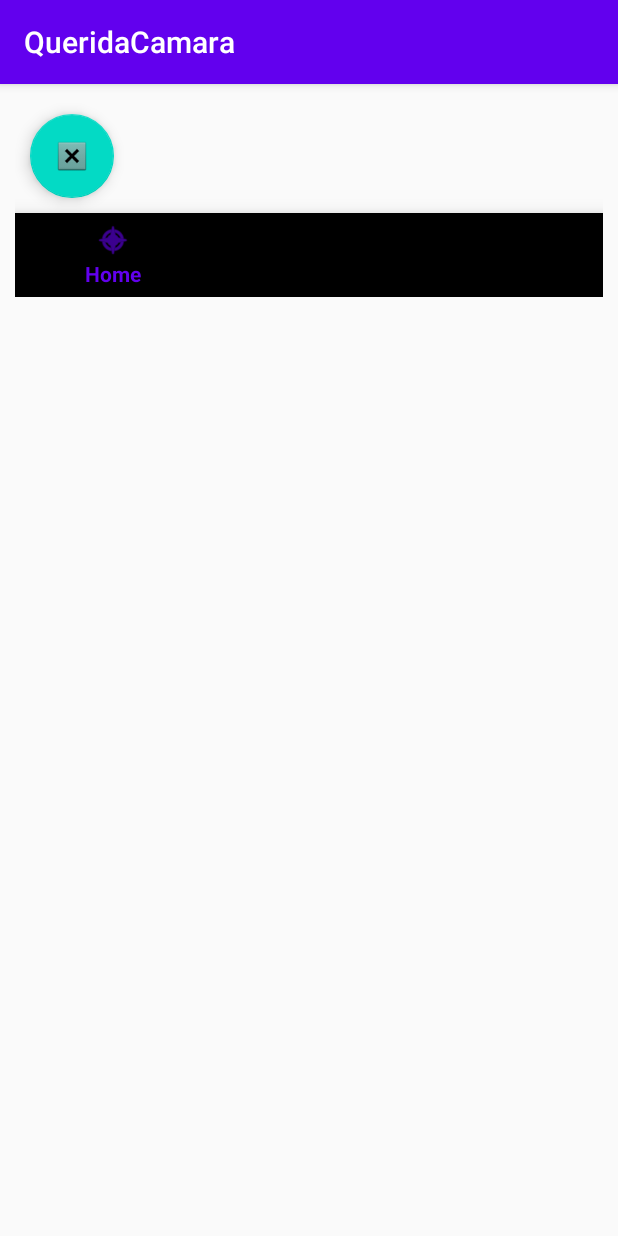
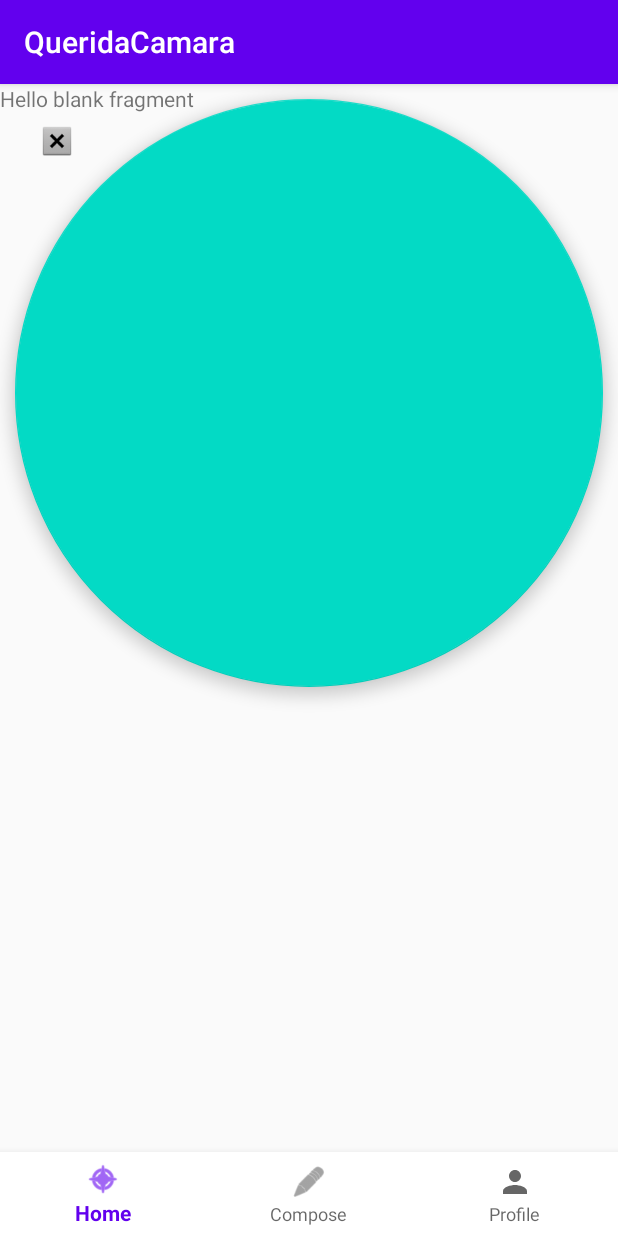
Before and after one commit to stephypy/QueridaCamara, an Android app: the MainActivity screen opened directly, with no data from a screen before it, on a phone screen of 412 x 824 dp. Run offline under Robolectric (Android 15) with nearby library versions, the phone set to English and light mode, and no system bars; libraries missing offline, so code that uses them is left out: com.parse; 1 statement that could not run was skipped.

Commit message:
created home (post) fragment

```diff
--- a/app/src/main/java/com/codepath/queridacamara/MainActivity.java
+++ b/app/src/main/java/com/codepath/queridacamara/MainActivity.java
@@ -3,12 +3,15 @@ package com.codepath.queridacamara;
 import androidx.annotation.NonNull;
 import androidx.appcompat.app.AppCompatActivity;
 import androidx.fragment.app.Fragment;
+import androidx.fragment.app.FragmentManager;
 
 import android.content.Intent;
 import android.os.Bundle;
 import android.view.MenuItem;
 import android.view.View;
 
+import com.codepath.queridacamara.fragments.ComposeFragment;
+import com.codepath.queridacamara.fragments.PostFragment;
 import com.google.android.material.bottomnavigation.BottomNavigationView;
 import com.google.android.material.floatingactionbutton.FloatingActionButton;
 import com.parse.ParseUser;
@@ -20,6 +23,7 @@ public class MainActivity extends AppCompatActivity {
 
     FloatingActionButton fabLogOut;
     ParseUser currentUser;
+    final FragmentManager fragmentManager = getSupportFragmentManager();
     BottomNavigationView bottomNavigationView;
 
     @Override
@@ -43,19 +47,23 @@ public class MainActivity extends AppCompatActivity {
             public boolean onNavigationItemSelected(@NonNull MenuItem menuItem) {
                 Fragment fragment;
                 switch (menuItem.getItemId()) {
-                    case R.id.action_home:
-                        break;
                     case R.id.action_compose:
+                        fragment = new ComposeFragment();
                         break;
                     case R.id.action_profile:
+                        fragment = new ComposeFragment();
                         break;
+                    // R.id.action_home
                     default:
+                        fragment = new PostFragment();
                         break;
                 }
-                //fragmentManager.beginTransaction().replace(R.id.flContainer, fragment).commit();
+                fragmentManager.beginTransaction().replace(R.id.flContainer, fragment).commit();
                 return true;
             }
         });
+        // Set default selection
+        bottomNavigationView.setSelectedItemId(R.id.action_home);
     }
 
     private void logUserOut() {
--- /dev/null
+++ b/app/src/main/java/com/codepath/queridacamara/fragments/PostFragment.java
@@ -0,0 +1,29 @@
+package com.codepath.queridacamara.fragments;
+
+import android.os.Bundle;
+
+import androidx.fragment.app.Fragment;
+
+import android.view.LayoutInflater;
+import android.view.View;
+import android.view.ViewGroup;
+
+import com.codepath.queridacamara.R;
+
+/**
+ * A simple {@link Fragment} subclass.
+ */
+public class PostFragment extends Fragment {
+
+    public PostFragment() {
+        // Required empty public constructor
+    }
+
+
+    @Override
+    public View onCreateView(LayoutInflater inflater, ViewGroup container,
+                             Bundle savedInstanceState) {
+        // Inflate the layout for this fragment
+        return inflater.inflate(R.layout.fragment_post, container, false);
+    }
+}
--- a/app/src/main/res/layout/activity_main.xml
+++ b/app/src/main/res/layout/activity_main.xml
@@ -1,27 +1,30 @@
 <?xml version="1.0" encoding="utf-8"?>
-<ScrollView
-    xmlns:android="http://schemas.android.com/apk/res/android"
-    android:layout_width="fill_parent"
-    android:layout_height="wrap_content"
-    android:orientation="vertical"
-    android:padding="10dp"
-    android:fillViewport="false">
-
-    <LinearLayout
+<RelativeLayout
     xmlns:app="http://schemas.android.com/apk/res-auto"
     xmlns:tools="http://schemas.android.com/tools"
+    xmlns:android="http://schemas.android.com/apk/res/android"
     android:id="@+id/linearLayout"
     android:layout_width="match_parent"
-        android:layout_height="wrap_content"
+    android:layout_height="match_parent"
     android:nestedScrollingEnabled="true"
     android:orientation="vertical"
     tools:context=".MainActivity">
 
+    <FrameLayout
+        android:id="@+id/flContainer"
+        android:layout_width="match_parent"
+        android:layout_height="match_parent"
+        android:layout_above="@id/bottom_navigation" />
+
     <com.google.android.material.floatingactionbutton.FloatingActionButton
         android:id="@+id/fabLogOut"
         android:layout_width="match_parent"
-            android:layout_height="wrap_content"
+        android:layout_height="match_parent"
         android:layout_margin="10dp"
+        android:layout_marginStart="10dp"
+        android:layout_marginTop="10dp"
+        android:layout_marginEnd="10dp"
+        android:layout_marginBottom="10dp"
         android:clickable="true"
         android:padding="10dp"
         android:tooltipText="Log out"
@@ -32,6 +35,6 @@
         android:layout_width="match_parent"
         android:layout_height="wrap_content"
         android:layout_alignParentBottom="true"
+        app:itemBackground="@color/cardview_light_background"
         app:menu="@menu/menu_bottom_navigation" />
-    </LinearLayout>
-</ScrollView>
+</RelativeLayout>
--- /dev/null
+++ b/app/src/main/res/layout/fragment_post.xml
@@ -0,0 +1,14 @@
+<?xml version="1.0" encoding="utf-8"?>
+<FrameLayout xmlns:android="http://schemas.android.com/apk/res/android"
+    xmlns:tools="http://schemas.android.com/tools"
+    android:layout_width="match_parent"
+    android:layout_height="match_parent"
+    tools:context=".fragments.PostFragment">
+
+    <!-- TODO: Update blank fragment layout -->
+    <TextView
+        android:layout_width="match_parent"
+        android:layout_height="match_parent"
+        android:text="@string/hello_blank_fragment" />
+
+</FrameLayout>
```
Lines whose indentation alone changed are shown as unchanged.
